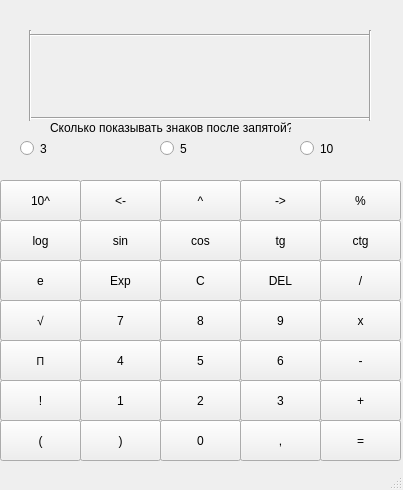
kamilchulakov/my_calculator, file calculate.ui: the form before one commit.
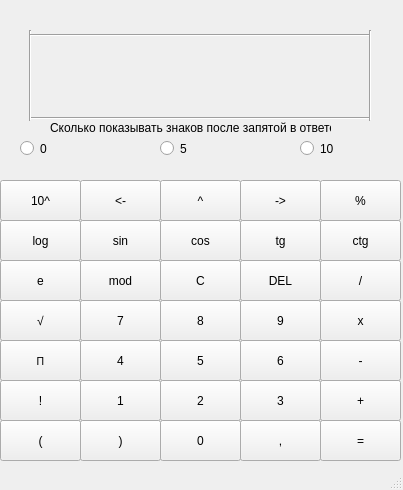
The form after the commit.

What changed in the file:
```diff
--- a/calculate.ui
+++ b/calculate.ui
@@ -567,7 +567,7 @@
      </rect>
     </property>
     <property name="text">
-     <string>Exp</string>
+     <string>mod</string>
     </property>
    </widget>
    <widget class="QPushButton" name="b10">
@@ -619,7 +619,7 @@
      </rect>
     </property>
     <property name="text">
-     <string>3</string>
+     <string>0</string>
     </property>
     <attribute name="buttonGroup">
      <string notr="true">radio_group</string>
@@ -662,12 +662,12 @@
      <rect>
       <x>50</x>
       <y>120</y>
-      <width>241</width>
+      <width>281</width>
       <height>16</height>
      </rect>
     </property>
     <property name="text">
-     <string>Сколько показывать знаков после запятой?</string>
+     <string>Сколько показывать знаков после запятой в ответе?</string>
     </property>
    </widget>
    <zorder>b7</zorder>
```
Left out of the diff: 6 changed lines with no effect on the pictures.
